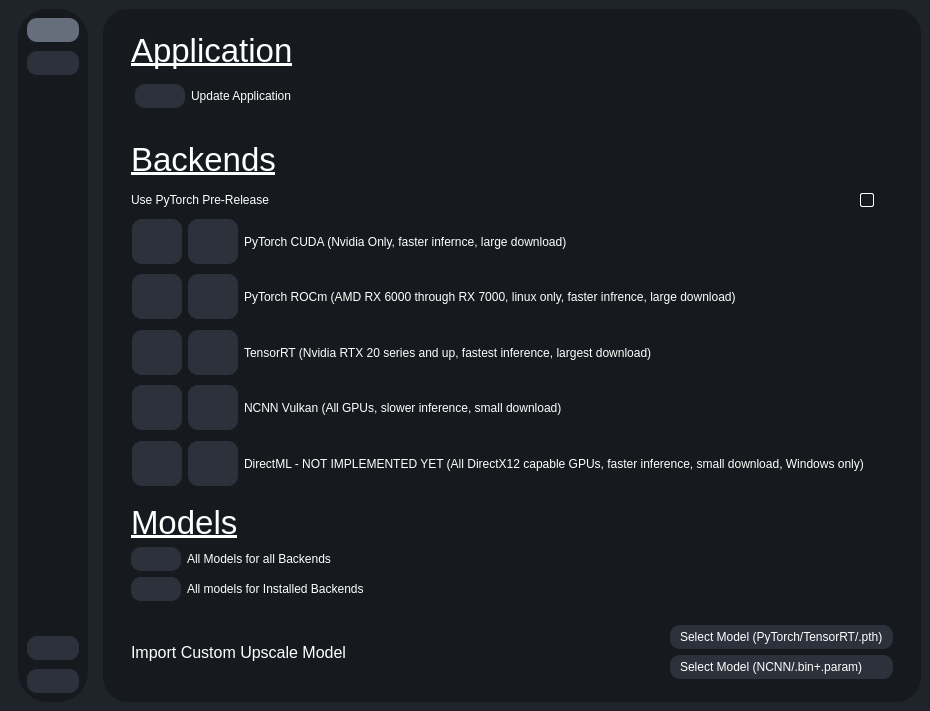
Old version of the form testRVEInterface.ui in the repository gokulmc/enhance_crop.
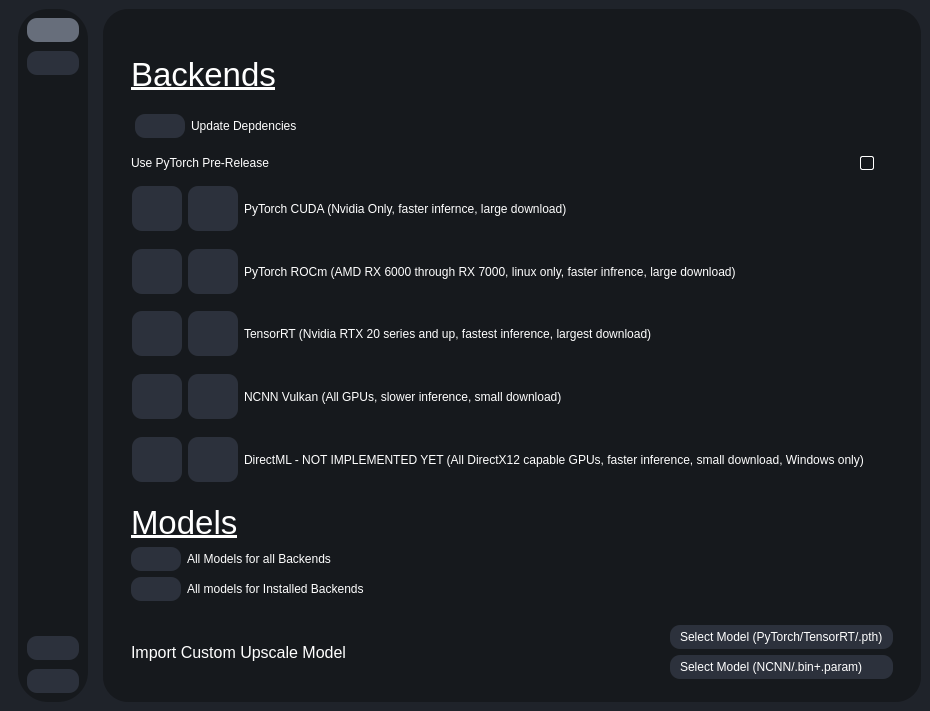
New version of the form. Icons and pictures are not drawn.

Commit message: add update deps button

```diff
--- a/testRVEInterface.ui
+++ b/testRVEInterface.ui
@@ -4525,6 +4525,60 @@
                  <item>
                   <widget class="QWidget" name="widget_31" native="true" />
                  </item>
+                 <item>
+                  <widget class="QWidget" name="backendUpdaterContainer" native="true">
+                   <layout class="QHBoxLayout" name="horizontalLayout_41">
+                    <property name="leftMargin">
+                     <number>4</number>
+                    </property>
+                    <property name="topMargin">
+                     <number>9</number>
+                    </property>
+                    <property name="rightMargin">
+                     <number>9</number>
+                    </property>
+                    <property name="bottomMargin">
+                     <number>9</number>
+                    </property>
+                    <item>
+                     <widget class="QPushButton" name="UpdateDependenciesButton">
+                      <property name="sizePolicy">
+                       <sizepolicy hsizetype="Minimum" vsizetype="Minimum">
+                        <horstretch>0</horstretch>
+                        <verstretch>0</verstretch>
+                       </sizepolicy>
+                      </property>
+                      <property name="maximumSize">
+                       <size>
+                        <width>50</width>
+                        <height>45</height>
+                       </size>
+                      </property>
+                      <property name="text">
+                       <string />
+                      </property>
+                      <property name="icon">
+                       <iconset resource="resources.qrc">
+                        <normaloff>:/icons/icons/download.svg</normaloff>:/icons/icons/download.svg</iconset>
+                      </property>
+                      <property name="iconSize">
+                       <size>
+                        <width>30</width>
+                        <height>30</height>
+                       </size>
+                      </property>
+                     </widget>
+                    </item>
+                    <item>
+                     <widget class="QLabel" name="label_52">
+                      <property name="text">
+                       <string>Update Depdencies</string>
+                      </property>
+                     </widget>
+                    </item>
+                   </layout>
+                  </widget>
+                 </item>
                  <item>
                   <layout class="QHBoxLayout" name="horizontalLayout_46">
                    <item>
@@ -4606,8 +4660,8 @@
                      <rect>
                       <x>0</x>
                       <y>0</y>
-                      <width>791</width>
-                      <height>225</height>
+                      <width>870</width>
+                      <height>251</height>
                      </rect>
                     </property>
                     <layout class="QVBoxLayout" name="verticalLayout_13">
@@ -5124,73 +5178,6 @@
                  <property name="bottomMargin">
                   <number>9</number>
                  </property>
-                 <item>
-                  <widget class="QLabel" name="label_53">
-                   <property name="font">
-                    <font>
-                     <pointsize>25</pointsize>
-                     <underline>true</underline>
-                    </font>
-                   </property>
-                   <property name="text">
-                    <string>Application</string>
-                   </property>
-                  </widget>
-                 </item>
-                 <item>
-                  <widget class="QWidget" name="pytorchBackendInstallerContainer_8" native="true">
-                   <layout class="QHBoxLayout" name="horizontalLayout_41">
-                    <property name="leftMargin">
-                     <number>4</number>
-                    </property>
-                    <property name="topMargin">
-                     <number>9</number>
-                    </property>
-                    <property name="rightMargin">
-                     <number>9</number>
-                    </property>
-                    <property name="bottomMargin">
-                     <number>9</number>
-                    </property>
-                    <item>
-                     <widget class="QPushButton" name="UpdateApplicationButton">
-                      <property name="sizePolicy">
-                       <sizepolicy hsizetype="Minimum" vsizetype="Minimum">
-                        <horstretch>0</horstretch>
-                        <verstretch>0</verstretch>
-                       </sizepolicy>
-                      </property>
-                      <property name="maximumSize">
-                       <size>
-                        <width>50</width>
-                        <height>45</height>
-                       </size>
-                      </property>
-                      <property name="text">
-                       <string />
-                      </property>
-                      <property name="icon">
-                       <iconset resource="resources.qrc">
-                        <normaloff>:/icons/icons/download.svg</normaloff>:/icons/icons/download.svg</iconset>
-                      </property>
-                      <property name="iconSize">
-                       <size>
-                        <width>30</width>
-                        <height>30</height>
-                       </size>
-                      </property>
-                     </widget>
-                    </item>
-                    <item>
-                     <widget class="QLabel" name="label_52">
-                      <property name="text">
-                       <string>Update Application</string>
-                      </property>
-                     </widget>
-                    </item>
-                   </layout>
-                  </widget>
-                 </item>
                 </layout>
                </widget>
               </item>
```
Left out of the diff: 32 changed lines with no effect on the pictures. The commit also changes 2 other files.
